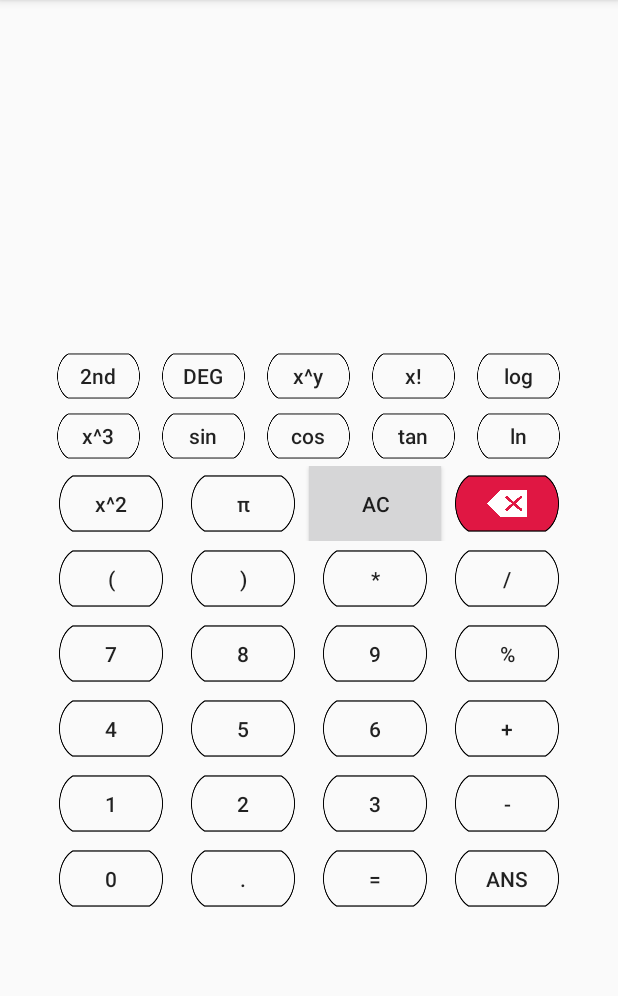
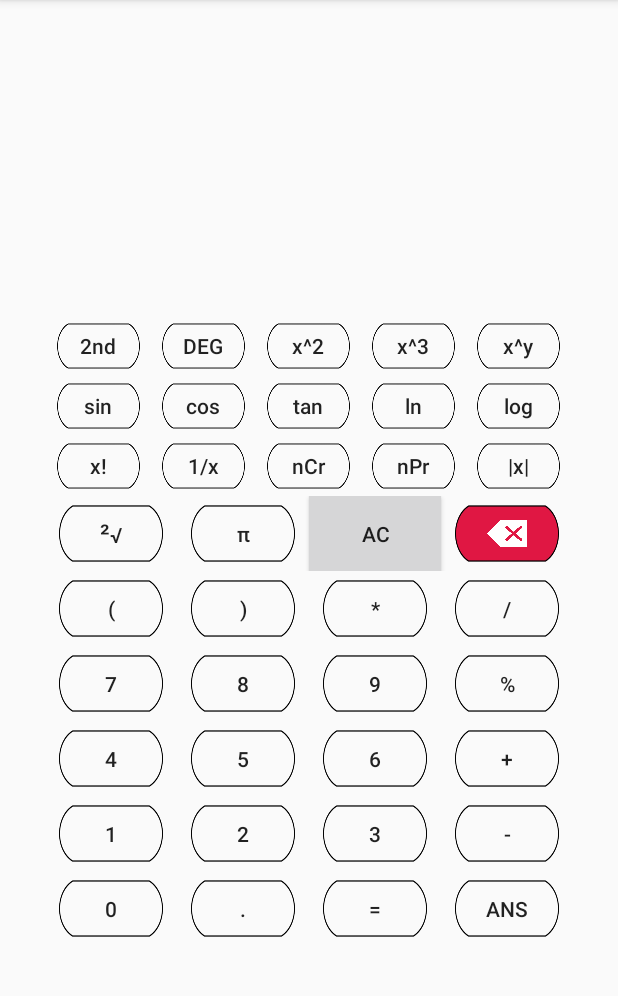
Before and after one commit to D3vm4x/calculator, an Android app: the screen it shows after launch (Calculator), on a phone screen of 412 x 824 dp, the part 84-1080 px from its top. Run offline under Robolectric (Android 15) with nearby library versions, the phone set to English and light mode, and no system bars.

Commit message:
Improved UI/New Functions/Fixed Bugs

```diff
--- a/app/src/main/res/layout-large/activity_main.xml
+++ b/app/src/main/res/layout-large/activity_main.xml
@@ -53,48 +53,50 @@
         android:gravity="center">
         <Button
             android:text="2nd"
-            android:textSize="22sp"
             android:id="@+id/buttonShift"
             android:onClick="OnShift"
             android:background="@drawable/btn"
             android:layout_height="64dp"
             android:layout_width="112dp"
+            android:textSize="22sp"
             android:textAllCaps="false"/>
         <Button
             android:text="DEG"
-            android:textSize="22sp"
             android:background="@drawable/btn"
             android:layout_height="64dp"
             android:layout_width="112dp"
+            android:textSize="22sp"
             android:id="@+id/buttonDEG"
             android:onClick="OnDegree"
             android:textAllCaps="false"/>
         <Button
-            android:text="x^y"
-            android:textSize="22sp"
+            android:text="x^2"
             android:background="@drawable/btn"
             android:layout_height="64dp"
             android:layout_width="112dp"
-            android:id="@+id/buttonExp"
+            android:textSize="22sp"
+            android:id="@+id/buttonSqr"
             android:onClick="OnExpt"
             android:textAllCaps="false"/>
+
         <Button
-            android:text="x!"
-            android:textSize="22sp"
+            android:text="x^3"
             android:background="@drawable/btn"
             android:layout_height="64dp"
             android:layout_width="112dp"
-            android:id="@+id/buttonFactorial"
-            android:onClick="OnClick"
+            android:textSize="22sp"
+            android:id="@+id/buttonCbr"
+            android:onClick="OnExpt"
             android:textAllCaps="false"/>
+
         <Button
-            android:text="log"
-            android:textSize="22sp"
+            android:text="x^y"
             android:background="@drawable/btn"
             android:layout_height="64dp"
             android:layout_width="112dp"
-            android:id="@+id/buttonLog"
-            android:onClick="OnClick"
+            android:textSize="22sp"
+            android:id="@+id/buttonExp"
+            android:onClick="OnExpt"
             android:textAllCaps="false"/>
     </LinearLayout>
 
@@ -104,51 +106,105 @@
         android:orientation="horizontal"
         android:gravity="center">
         <Button
-            android:text="x^3"
-            android:textSize="22sp"
+            android:text="sin"
             android:background="@drawable/btn"
             android:layout_height="64dp"
             android:layout_width="112dp"
-            android:id="@+id/buttonCbr"
-            android:onClick="OnExpt"
-            android:textAllCaps="false"/>
-        <Button
-            android:text="sin"
             android:textSize="22sp"
-            android:background="@drawable/btn"
-            android:layout_height="64dp"
-            android:layout_width="112dp"
             android:id="@+id/buttonSin"
             android:onClick="OnClick"
             android:textAllCaps="false"/>
         <Button
             android:text="cos"
-            android:textSize="22sp"
             android:background="@drawable/btn"
             android:layout_height="64dp"
             android:layout_width="112dp"
+            android:textSize="22sp"
             android:id="@+id/buttonCos"
             android:onClick="OnClick"
             android:textAllCaps="false"/>
         <Button
             android:text="tan"
-            android:textSize="22sp"
             android:background="@drawable/btn"
             android:layout_height="64dp"
             android:layout_width="112dp"
+            android:textSize="22sp"
             android:id="@+id/buttonTan"
             android:onClick="OnClick"
             android:textAllCaps="false"/>
+
         <Button
             android:text="ln"
-            android:textSize="22sp"
             android:background="@drawable/btn"
-            android:layout_height="64dp"
             android:id="@+id/buttonLn"
             android:onClick="OnClick"
             android:textAllCaps="false"
-            android:layout_width="112dp" />
+            android:layout_height="64dp"
+            android:layout_width="112dp"
+            android:textSize="22sp"/>
+
+        <Button
+            android:text="log"
+            android:background="@drawable/btn"
+            android:layout_height="64dp"
+            android:layout_width="112dp"
+            android:textSize="22sp"
+            android:id="@+id/buttonLog"
+            android:onClick="OnClick"
+            android:textAllCaps="false"/>
     </LinearLayout>
+    <LinearLayout
+        android:layout_width="wrap_content"
+        android:layout_height="wrap_content"
+        android:orientation="horizontal"
+        android:gravity="center">
+        <Button
+            android:text="x!"
+            android:background="@drawable/btn"
+            android:layout_height="64dp"
+            android:layout_width="112dp"
+            android:textSize="22sp"
+            android:id="@+id/buttonFactorial"
+            android:onClick="OnClick"
+            android:textAllCaps="false"/>
+        <Button
+            android:text="1/x"
+            android:background="@drawable/btn"
+            android:layout_height="64dp"
+            android:layout_width="112dp"
+            android:textSize="22sp"
+            android:id="@+id/buttonRec"
+            android:onClick="OnClick"
+            android:textAllCaps="false"/>
+        <Button
+            android:text="nCr"
+            android:background="@drawable/btn"
+            android:layout_height="64dp"
+            android:layout_width="112dp"
+            android:textSize="22sp"
+            android:id="@+id/buttonCombo"
+            android:onClick="OnExpt"
+            android:textAllCaps="false"/>
+        <Button
+            android:text="nPr"
+            android:background="@drawable/btn"
+            android:layout_height="64dp"
+            android:layout_width="112dp"
+            android:textSize="22sp"
+            android:id="@+id/buttonPerm"
+            android:onClick="OnExpt"
+            android:textAllCaps="false"/>
+        <Button
+            android:text="|x|"
+            android:background="@drawable/btn"
+            android:layout_height="64dp"
+            android:layout_width="112dp"
+            android:textSize="22sp"
+            android:id="@+id/buttonAbs"
+            android:onClick="OnClick"
+            android:textAllCaps="false" />
+    </LinearLayout>
+
 
     <LinearLayout
         android:layout_width="wrap_content"
@@ -156,12 +212,12 @@
         android:orientation="horizontal"
         android:gravity="center">
         <Button
-            android:text="x^2"
+            android:text="@string/sqrt"
             android:textSize="22sp"
             android:background="@drawable/btn"
             android:layout_height="80dp"
             android:layout_width="140dp"
-            android:id="@+id/buttonSqr"
+            android:id="@+id/buttonSqrt"
             android:onClick="OnExpt"
             android:textAllCaps="false" />
         <Button
--- a/app/src/main/res/layout/activity_main.xml
+++ b/app/src/main/res/layout/activity_main.xml
@@ -67,28 +67,30 @@
             android:onClick="OnDegree"
             android:textAllCaps="false"/>
         <Button
+            android:text="x^2"
+            android:background="@drawable/btn"
+            android:layout_height="40dp"
+            android:layout_width="70dp"
+            android:id="@+id/buttonSqr"
+            android:onClick="OnExpt"
+            android:textAllCaps="false"/>
+
+        <Button
+            android:text="x^3"
+            android:background="@drawable/btn"
+            android:layout_height="40dp"
+            android:layout_width="70dp"
+            android:id="@+id/buttonCbr"
+            android:onClick="OnExpt"
+            android:textAllCaps="false"/>
+
+        <Button
             android:text="x^y"
             android:background="@drawable/btn"
             android:layout_height="40dp"
             android:layout_width="70dp"
             android:id="@+id/buttonExp"
             android:onClick="OnExpt"
-            android:textAllCaps="false"/>
-        <Button
-            android:text="x!"
-            android:background="@drawable/btn"
-            android:layout_height="40dp"
-            android:layout_width="70dp"
-            android:id="@+id/buttonFactorial"
-            android:onClick="OnClick"
-            android:textAllCaps="false"/>
-        <Button
-            android:text="log"
-            android:background="@drawable/btn"
-            android:layout_height="40dp"
-            android:layout_width="70dp"
-            android:id="@+id/buttonLog"
-            android:onClick="OnClick"
             android:textAllCaps="false"/>
     </LinearLayout>
 
@@ -97,14 +99,6 @@
         android:layout_height="wrap_content"
         android:orientation="horizontal"
         android:gravity="center">
-        <Button
-            android:text="x^3"
-            android:background="@drawable/btn"
-            android:layout_height="40dp"
-            android:layout_width="70dp"
-            android:id="@+id/buttonCbr"
-            android:onClick="OnExpt"
-            android:textAllCaps="false"/>
         <Button
             android:text="sin"
             android:background="@drawable/btn"
@@ -129,11 +123,67 @@
             android:id="@+id/buttonTan"
             android:onClick="OnClick"
             android:textAllCaps="false"/>
+
         <Button
             android:text="ln"
             android:background="@drawable/btn"
             android:layout_height="40dp"
             android:id="@+id/buttonLn"
+            android:onClick="OnClick"
+            android:textAllCaps="false"
+            android:layout_width="70dp" />
+
+        <Button
+            android:text="log"
+            android:background="@drawable/btn"
+            android:layout_height="40dp"
+            android:layout_width="70dp"
+            android:id="@+id/buttonLog"
+            android:onClick="OnClick"
+            android:textAllCaps="false"/>
+    </LinearLayout>
+    <LinearLayout
+        android:layout_width="wrap_content"
+        android:layout_height="wrap_content"
+        android:orientation="horizontal"
+        android:gravity="center">
+        <Button
+            android:text="x!"
+            android:background="@drawable/btn"
+            android:layout_height="40dp"
+            android:layout_width="70dp"
+            android:id="@+id/buttonFactorial"
+            android:onClick="OnClick"
+            android:textAllCaps="false"/>
+        <Button
+            android:text="1/x"
+            android:background="@drawable/btn"
+            android:layout_height="40dp"
+            android:layout_width="70dp"
+            android:id="@+id/buttonRec"
+            android:onClick="OnClick"
+            android:textAllCaps="false"/>
+        <Button
+            android:text="nCr"
+            android:background="@drawable/btn"
+            android:layout_height="40dp"
+            android:layout_width="70dp"
+            android:id="@+id/buttonCombo"
+            android:onClick="OnExpt"
+            android:textAllCaps="false"/>
+        <Button
+            android:text="nPr"
+            android:background="@drawable/btn"
+            android:layout_height="40dp"
+            android:layout_width="70dp"
+            android:id="@+id/buttonPerm"
+            android:onClick="OnExpt"
+            android:textAllCaps="false"/>
+        <Button
+            android:text="|x|"
+            android:background="@drawable/btn"
+            android:layout_height="40dp"
+            android:id="@+id/buttonAbs"
             android:onClick="OnClick"
             android:textAllCaps="false"
             android:layout_width="70dp" />
@@ -144,12 +194,12 @@
         android:orientation="horizontal"
         android:gravity="center">
         <Button
-            android:text="x^2"
+            android:text="@string/sqrt"
             android:background="@drawable/btn"
             android:layout_height="50dp"
             android:layout_width="88dp"
-            android:id="@+id/buttonSqr"
-            android:onClick="OnExpt"
+            android:id="@+id/buttonSqrt"
+            android:onClick="OnClick"
             android:textAllCaps="false" />
         <Button
             android:text="@string/pi"
```
Also changed, not shown: app/src/main/java/d3vm4x/calculator_v2/Calculator.java (+25 -21 lines), app/src/main/java/d3vm4x/calculator_v2/ExtendedDoubleEvaluator.java (+17 -3 lines).
